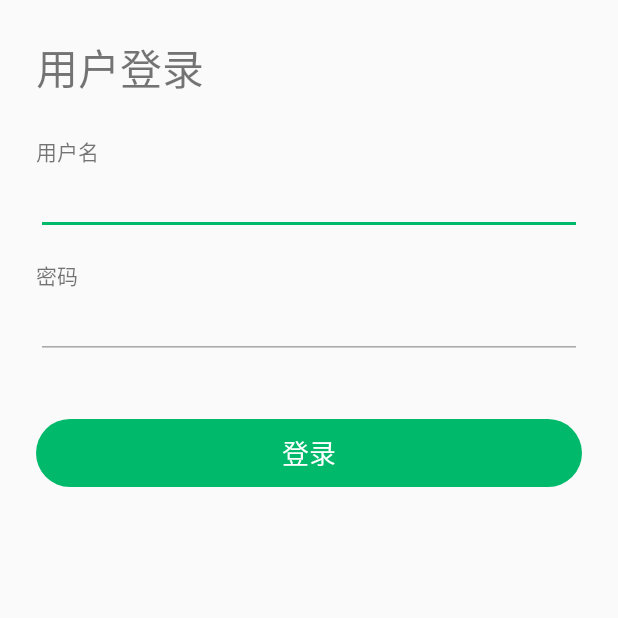
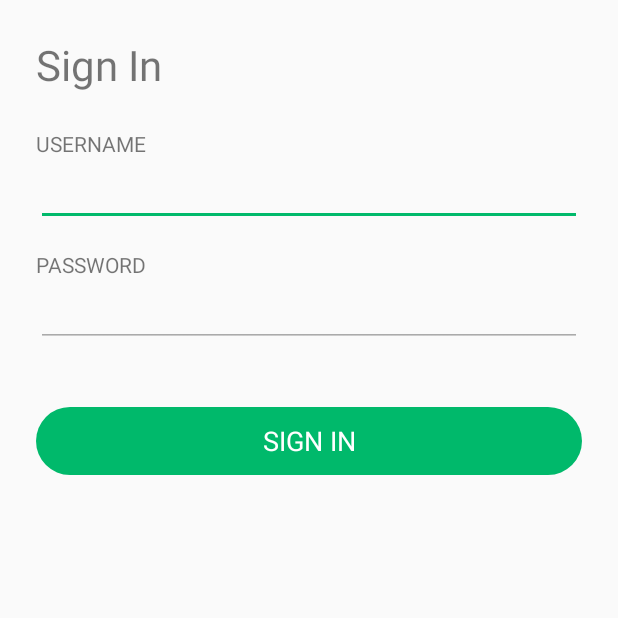
Before and after one commit to liuguangqiang/Running-Kotlin, an Android app: the screen it shows after launch (LoginActivity), on a phone screen of 412 x 824 dp, the top half of it. Run offline under Robolectric (Android 15) with nearby library versions, the phone set to English and light mode, and no system bars; our stand-ins replace ButterKnife, Dagger/Hilt's generated code; libraries missing offline, so code that uses them is left out: com.bluelinelabs.logansquare, com.crashlytics.android, com.github.aurae.retrofit2, com.liuguangqiang.support, io.fabric.sdk and 4 more; 10 statements that could not run were skipped.

Commit message:
Finished sign in.

```diff
--- a/app/src/main/AndroidManifest.xml
+++ b/app/src/main/AndroidManifest.xml
@@ -25,9 +25,10 @@
             </intent-filter>
         </activity>
 
+        <activity android:name=".act.main.MainActivity"></activity>
+
+        <!--Service-->
         <service android:name=".service.RunningService" />
-
-        <activity android:name=".act.main.MainActivity"></activity>
     </application>
 
 </manifest>
--- a/app/src/main/java/com/liuguangqiang/irunning/act/login/LoginPresenter.kt
+++ b/app/src/main/java/com/liuguangqiang/irunning/act/login/LoginPresenter.kt
@@ -27,23 +27,7 @@ class LoginPresenter : LoginContract.Presenter {
     }
 
     override fun login(username: String, password: String) {
-        Logger.d("login:" + username)
         view.showLoading()
-//        tokenService.post(username, password).subscribe(object : Observer<Token> {
-//            override fun onCompleted() {
-//                view.hideLoading()
-//            }
-//
-//            override fun onError(e: Throwable?) {
-//                Logger.d("login onError:" + e.toString())
-//            }
-//
-//            override fun onNext(t: Token?) {
-//                Logger.d("onNext:" + t!!.user_id)
-//                view.onLoginSuccess()
-//            }
-//        })
-
         tokenService.post(username, password)
                 .flatMap { token ->
                     LoginManager.instance.saveToken(token.token)
@@ -51,8 +35,8 @@ class LoginPresenter : LoginContract.Presenter {
                 }
                 .subscribe(object : Observer<User> {
                     override fun onNext(user: User?) {
-                        Logger.d("username:" + user!!.username)
                         view.onLoginSuccess()
+                        LoginManager.instance.saveUser(user!!)
                     }
 
                     override fun onError(p0: Throwable?) {
--- a/app/src/main/java/com/liuguangqiang/irunning/app/RunningApplication.kt
+++ b/app/src/main/java/com/liuguangqiang/irunning/app/RunningApplication.kt
@@ -17,8 +17,9 @@ class RunningApplication : Application() {
 
     override fun onCreate() {
         super.onCreate()
+        context = this
         Logger.setTag("running")
-        context = this
+        LoginManager.instance.init()
 
         //Fabric
         val fabric: Fabric = Fabric.Builder(this)
--- a/app/src/main/res/values/strings.xml
+++ b/app/src/main/res/values/strings.xml
@@ -1,15 +1,16 @@
 <resources>
     <string name="app_name">IRunning</string>
 
-    <string name="menu_step">计步</string>
-    <string name="menu_sport">运动</string>
-    <string name="menu_me">我的</string>
+    <string name="menu_step">STEP</string>
+    <string name="menu_sport">SPORT</string>
+    <string name="menu_me">ME</string>
 
     <!--title-->
-    <string name="title_login">用户登录</string>
+    <string name="title_login">Sign In</string>
 
-    <string name="login_lb_username">用户名</string>
-    <string name="login_lb_password">密码</string>
-    <string name="login_submit">登录</string>
+    <!--login-->
+    <string name="login_lb_username">USERNAME</string>
+    <string name="login_lb_password">PASSWORD</string>
+    <string name="login_submit">SIGN IN</string>
 
 </resources>
```
Also changed, not shown: app/src/main/java/com/liuguangqiang/irunning/act/login/LoginActivity.kt (+9 -2 lines), app/src/main/java/com/liuguangqiang/irunning/utils/LoginManager.kt (+31 -0 lines).
